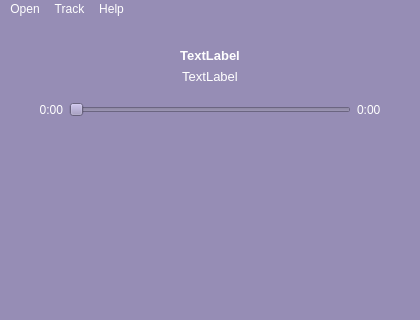
Qt form App/resources/ui/MainWindow.ui (senatrkosarev/AudioPlayer) before a commit; both pictures show x 0 to 420 and y 0 to 320 of the 420 by 540 pixel window.
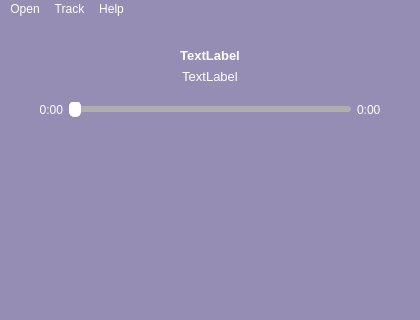
The same form after that commit. Icons and pictures are not drawn.

Commit message: Login dialog UI; fixes

```diff
--- a/App/resources/ui/MainWindow.ui
+++ b/App/resources/ui/MainWindow.ui
@@ -149,6 +149,25 @@
       </item>
       <item>
        <widget class="QSlider" name="song_slider">
+        <property name="styleSheet">
+         <string notr="true">QSlider::groove:horizontal {  
+                                height: 6px;
+                                margin: 0px;
+                                border-radius: 3px;
+                                background: #B0AEB1;
+                            }
+                            QSlider::handle:horizontal {
+                                background: #fff;
+                                border: 1px solid #fff;
+                                width: 10px;
+                                margin: -5px 0; 
+                                border-radius: 5px;
+                            }
+                            QSlider::sub-page:qlineargradient {
+                                background: #fff;
+                                border-radius: 3px;
+                            }</string>
+        </property>
         <property name="orientation">
          <enum>Qt::Horizontal</enum>
         </property>
```
The commit also changes 3 other files.
